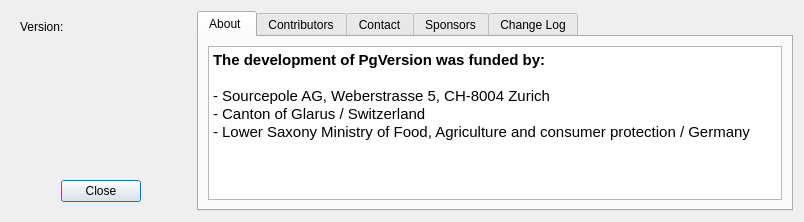
The window that about/about.ui (sourcepole/pgversion) describes before a commit, drawn with Qt 5.
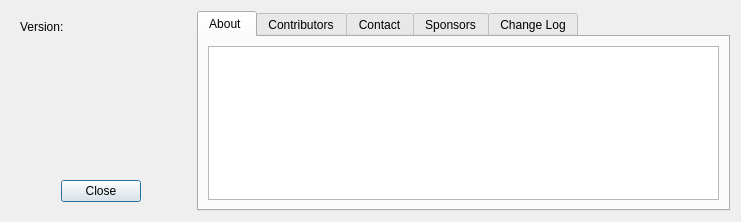
The same window after the commit.

```diff
--- a/about/about.ui
+++ b/about/about.ui
@@ -7,7 +7,7 @@
    <rect>
     <x>0</x>
     <y>0</y>
-    <width>804</width>
+    <width>741</width>
     <height>222</height>
    </rect>
   </property>
@@ -96,18 +96,6 @@
          <property name="readOnly">
           <bool>true</bool>
          </property>
-         <property name="html">
-          <string>&lt;!DOCTYPE HTML PUBLIC &quot;-//W3C//DTD HTML 4.0//EN&quot; &quot;http://www.w3.org/TR/REC-html40/strict.dtd&quot;&gt;
-&lt;html&gt;&lt;head&gt;&lt;meta name=&quot;qrichtext&quot; content=&quot;1&quot; /&gt;&lt;style type=&quot;text/css&quot;&gt;
-p, li { white-space: pre-wrap; }
-&lt;/style&gt;&lt;/head&gt;&lt;body style=&quot; font-family:'Ubuntu'; font-size:11pt; font-weight:400; font-style:normal;&quot;&gt;
-&lt;p style=&quot; margin-top:0px; margin-bottom:0px; margin-left:0px; margin-right:0px; -qt-block-indent:0; text-indent:0px;&quot;&gt;&lt;span style=&quot; font-weight:600;&quot;&gt;The development of PgVersion was funded by:&lt;/span&gt;&lt;/p&gt;
-&lt;p style=&quot; margin-top:0px; margin-bottom:0px; margin-left:0px; margin-right:0px; -qt-block-indent:0; text-indent:0px;&quot;&gt;  &lt;/p&gt;
-&lt;p style=&quot; margin-top:0px; margin-bottom:0px; margin-left:0px; margin-right:0px; -qt-block-indent:0; text-indent:0px;&quot;&gt;- Sourcepole AG, Weberstrasse 5, CH-8004 Zurich&lt;/p&gt;
-&lt;p style=&quot; margin-top:0px; margin-bottom:0px; margin-left:0px; margin-right:0px; -qt-block-indent:0; text-indent:0px;&quot;&gt;- Canton of Glarus / Switzerland&lt;/p&gt;
-&lt;p style=&quot; margin-top:0px; margin-bottom:0px; margin-left:0px; margin-right:0px; -qt-block-indent:0; text-indent:0px;&quot;&gt;- Lower Saxony Ministry of Food, Agriculture and consumer protection / Germany&lt;/p&gt;
-&lt;p style=&quot;-qt-paragraph-type:empty; margin-top:0px; margin-bottom:0px; margin-left:0px; margin-right:0px; -qt-block-indent:0; text-indent:0px;&quot;&gt;&lt;br /&gt;&lt;/p&gt;&lt;/body&gt;&lt;/html&gt;</string>
-         </property>
          <property name="textInteractionFlags">
           <set>Qt::LinksAccessibleByMouse|Qt::TextSelectableByMouse</set>
          </property>
```
